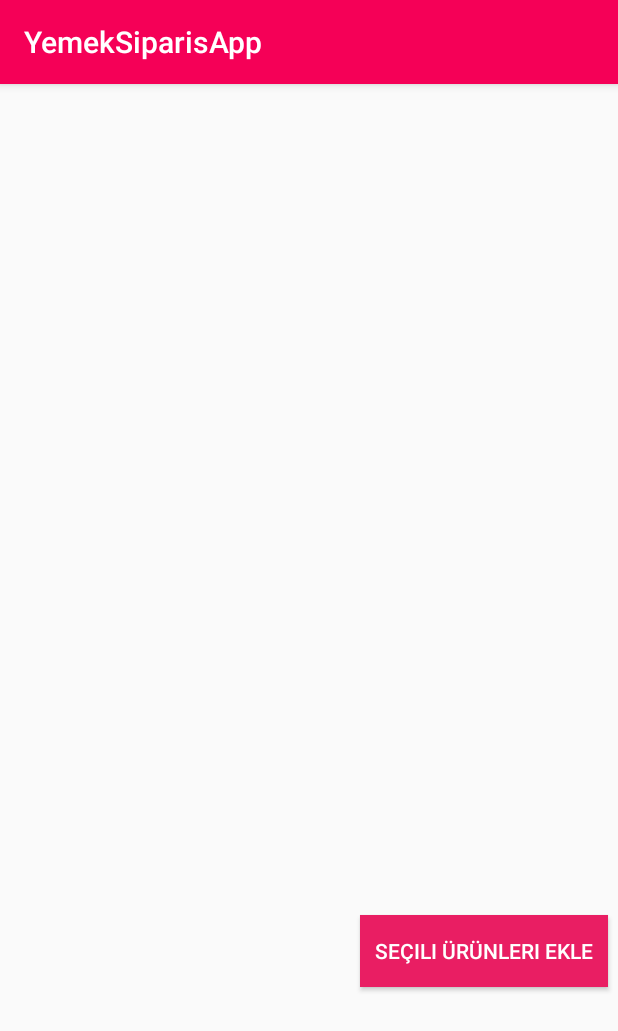
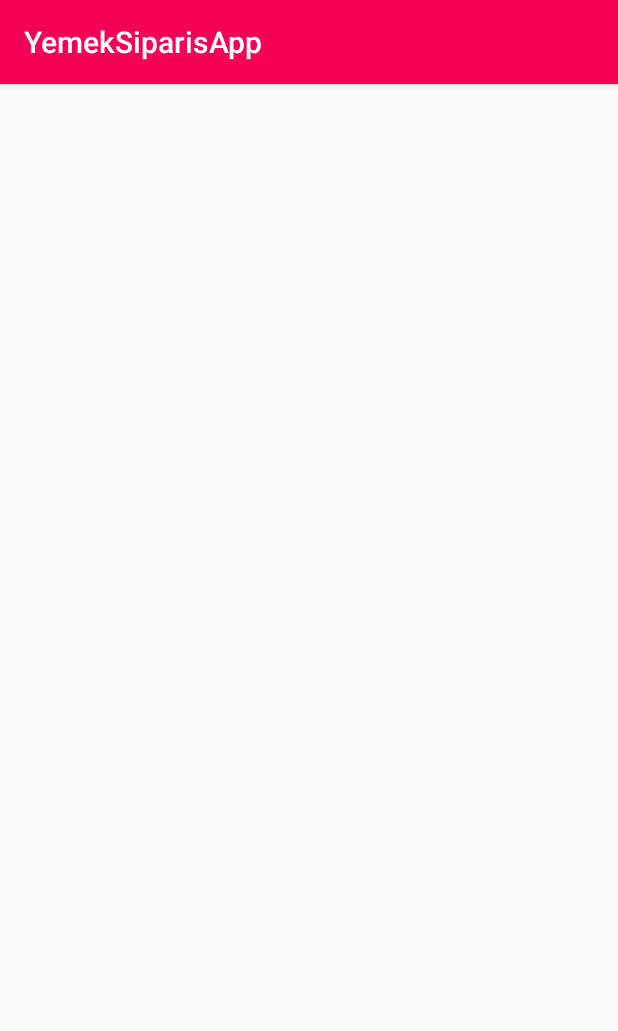
Before and after one commit to fatihy101/yemek-siparis-app, an Android app: the UrunListelemeActivity_Siparis screen opened directly, with no data from a screen before it, on a phone screen of 412 x 824 dp. Shown: the top 1031 px of the screen. Run offline under Robolectric (Android 15) with nearby library versions, the phone set to English and light mode, and no system bars; our stand-ins replace Firebase (no records; nobody signed in at launch, a user with empty details on screens opened directly).

Commit message:
Siparis verme işlemleri bitirmeye ykaın hale geldi.

```diff
--- a/project_file/YemekSiparisApp/app/src/main/java/com/yazilimmuhendisligi/yemeksiparis/ui_musteri/SiparisVerActivity/RestoranListeRecylerAdapter_Musteri.java
+++ b/project_file/YemekSiparisApp/app/src/main/java/com/yazilimmuhendisligi/yemeksiparis/ui_musteri/SiparisVerActivity/RestoranListeRecylerAdapter_Musteri.java
@@ -18,7 +18,7 @@ public class RestoranListeRecylerAdapter_Musteri extends RecyclerView.Adapter<Re
     private ArrayList<String> firmalar_isim;
     private ArrayList<String> firmalar_uid;
 
-
+//Constructor
     public RestoranListeRecylerAdapter_Musteri(ArrayList<String> firmalar_isim, ArrayList<String> firmalar_uid) {
         this.firmalar_isim = firmalar_isim;
         this.firmalar_uid = firmalar_uid;
--- a/project_file/YemekSiparisApp/app/src/main/java/com/yazilimmuhendisligi/yemeksiparis/ui_musteri/SiparisVerActivity/UrunListelemeActivity_Siparis.java
+++ b/project_file/YemekSiparisApp/app/src/main/java/com/yazilimmuhendisligi/yemeksiparis/ui_musteri/SiparisVerActivity/UrunListelemeActivity_Siparis.java
@@ -1,5 +1,6 @@
 package com.yazilimmuhendisligi.yemeksiparis.ui_musteri.SiparisVerActivity;
 
+import androidx.annotation.NonNull;
 import androidx.annotation.Nullable;
 import androidx.appcompat.app.AppCompatActivity;
 import androidx.recyclerview.widget.LinearLayoutManager;
@@ -10,14 +11,18 @@ import android.os.Bundle;
 import android.util.Log;
 import android.widget.Toast;
 
+import com.google.android.gms.tasks.OnCompleteListener;
+import com.google.android.gms.tasks.Task;
 import com.google.firebase.firestore.CollectionReference;
 import com.google.firebase.firestore.DocumentSnapshot;
 import com.google.firebase.firestore.EventListener;
 import com.google.firebase.firestore.FirebaseFirestore;
 import com.google.firebase.firestore.FirebaseFirestoreException;
+import com.google.firebase.firestore.QueryDocumentSnapshot;
 import com.google.firebase.firestore.QuerySnapshot;
 import com.yazilimmuhendisligi.yemeksiparis.R;
 
+import java.sql.Array;
 import java.sql.SQLOutput;
 import java.util.ArrayList;
 
@@ -31,34 +36,68 @@ public class UrunListelemeActivity_Siparis extends AppCompatActivity {
 
     @Override
     protected void onCreate(Bundle savedInstanceState) {
+        db = FirebaseFirestore.getInstance();
         super.onCreate(savedInstanceState);
         setContentView(R.layout.activity_urun_listeleme__siparis);
         firmaUID = getIntent().getStringExtra("firmaUID");
         urun_isimleri = new ArrayList<>();
         urun_fiyatlari = new ArrayList<>();
-        db = FirebaseFirestore.getInstance();
+        //RecyclerView
         DBVeriAL();
-        recyclerView = findViewById(R.id.urunler_musteri_recyclerview);
-        adapter = new UrunListRecyclerAdapterM(urun_isimleri,urun_fiyatlari);
-        recyclerView.setAdapter(adapter);
-        recyclerView.setLayoutManager(new LinearLayoutManager(this));
+
+        Log.d("Arraysize", "from onCreate: " + urun_isimleri.size());
     }
 
-    private void DBVeriAL()
+
+    public void DBVeriAL()
     {
+        Log.d("array", "DBVeriAL: içerideyim ");
         CollectionReference collectionReference  = db.collection("kullanici_bilgileri/"+firmaUID+"/menu");
+        Log.d("array", "Collection reference initialized. ");
         collectionReference.addSnapshotListener(new EventListener<QuerySnapshot>() {
             @Override
             public void onEvent(@Nullable QuerySnapshot queryDocumentSnapshots, @Nullable FirebaseFirestoreException e) {
                 if(e != null ) Toast.makeText(getApplicationContext(), e.getLocalizedMessage(), Toast.LENGTH_SHORT).show();
+                urun_isimleri.clear();
+                urun_fiyatlari.clear();
                 for (DocumentSnapshot document : queryDocumentSnapshots.getDocuments())
                 {
-
                     urun_isimleri.add((String) document.get("urun_ismi"));
                     urun_fiyatlari.add((String) document.get("fiyat"));
+                    System.out.println(urun_isimleri.get(0) + " " + urun_fiyatlari.get(0)+ " " + urun_fiyatlari.size());
+                    Log.d("array", "for:" + urun_isimleri.size());
                 }
-
+                adapter = new UrunListRecyclerAdapterM(urun_isimleri,urun_fiyatlari);
+                recyclerView = findViewById(R.id.urunler_musteri_recyclerview);
+                recyclerView.setLayoutManager(new LinearLayoutManager(getApplicationContext()));
+                recyclerView.setAdapter(adapter);
             }
         });
+        Log.d("array", "method sonu " + urun_isimleri.size());
+       /* Tek seferlik veri almak için method TODO: Üst methodta sorun olursa buraya geç.
+        Log.d("array", "method başı");
+
+        db.collection("kullanici_bilgileri/"+firmaUID+"/menu")
+                .get()
+        .addOnCompleteListener(new OnCompleteListener<QuerySnapshot>() {
+            @Override
+            public void onComplete(@NonNull Task<QuerySnapshot> task) {
+                if (task.isSuccessful()) {
+                    for (QueryDocumentSnapshot document : task.getResult()) {
+                        urun_isimleri.add((String) document.get("urun_ismi"));
+                        urun_fiyatlari.add((String) document.get("fiyat"));
+                        Log.d("array", "for'un içi " + urun_isimleri.size());
+                    }
+                    adapter = new UrunListRecyclerAdapterM(urun_isimleri,urun_fiyatlari);
+                    recyclerView = findViewById(R.id.urunler_musteri_recyclerview);
+                    recyclerView.setLayoutManager(new LinearLayoutManager(getApplicationContext()));
+                    recyclerView.setAdapter(adapter);
+                }
+                else
+                    Toast.makeText(UrunListelemeActivity_Siparis.this, task.getException().getLocalizedMessage(), Toast.LENGTH_SHORT).show();
+            }
+        });
+        Log.d("array", "method sonu " + urun_isimleri.size());
+*/
     }
 }
--- a/project_file/YemekSiparisApp/app/src/main/res/layout/activity_urun_listeleme__siparis.xml
+++ b/project_file/YemekSiparisApp/app/src/main/res/layout/activity_urun_listeleme__siparis.xml
@@ -10,15 +10,6 @@
     <androidx.recyclerview.widget.RecyclerView
         android:id="@+id/urunler_musteri_recyclerview"
         android:layout_width="match_parent"
-        android:layout_height="554dp" />
+        android:layout_height="match_parent" />
 
-    <Button
-        android:layout_width="wrap_content"
-        android:layout_height="wrap_content"
-        android:text="Seçili Ürünleri Ekle"
-        android:layout_marginLeft="240dp"
-        android:paddingLeft="10dp"
-        android:paddingRight="10dp"
-        android:textColor="@color/textColor"
-        android:background="@color/colorPrimaryDark"/>
 </LinearLayout>
```
Also changed, not shown: project_file/YemekSiparisApp/app/src/main/java/com/yazilimmuhendisligi/yemeksiparis/Siparis.java (added, +46 -0 lines), project_file/YemekSiparisApp/app/src/main/java/com/yazilimmuhendisligi/yemeksiparis/ui_musteri/SiparisVerActivity/SiparisVerActivity.java (+0 -19 lines), project_file/YemekSiparisApp/app/src/main/java/com/yazilimmuhendisligi/yemeksiparis/ui_musteri/SiparisVerActivity/UrunListRecyclerAdapterM.java (+18 -6 lines), project_file/YemekSiparisApp/app/src/main/res/layout/satir_urun_liste.xml (+7 -3 lines).
